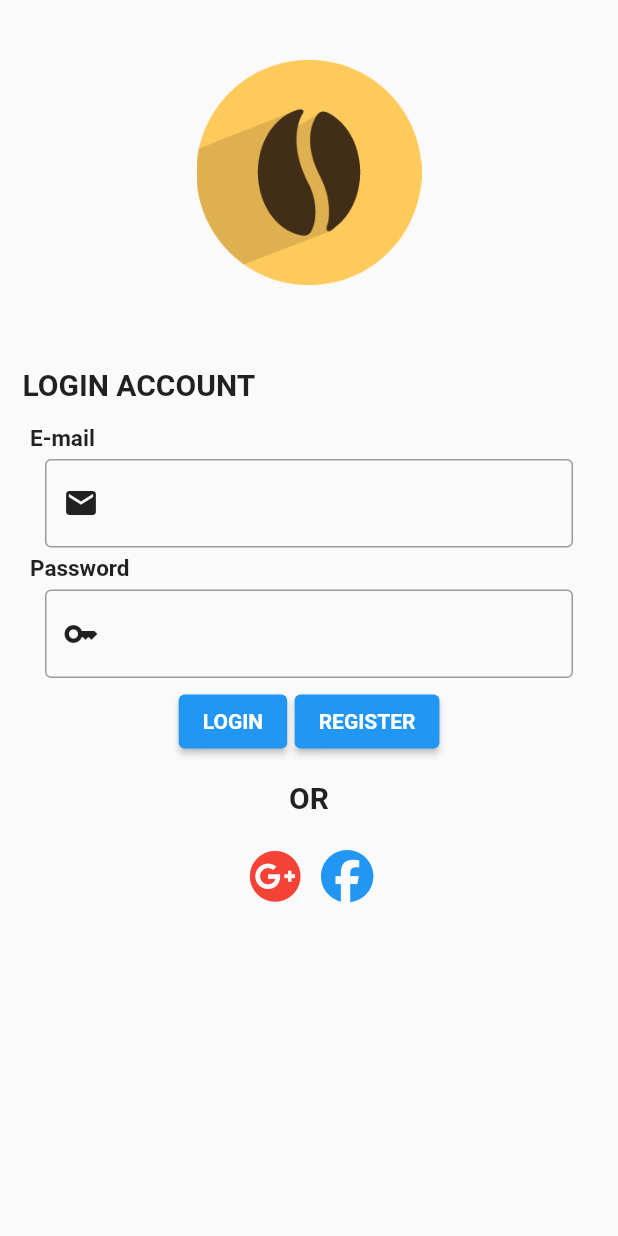
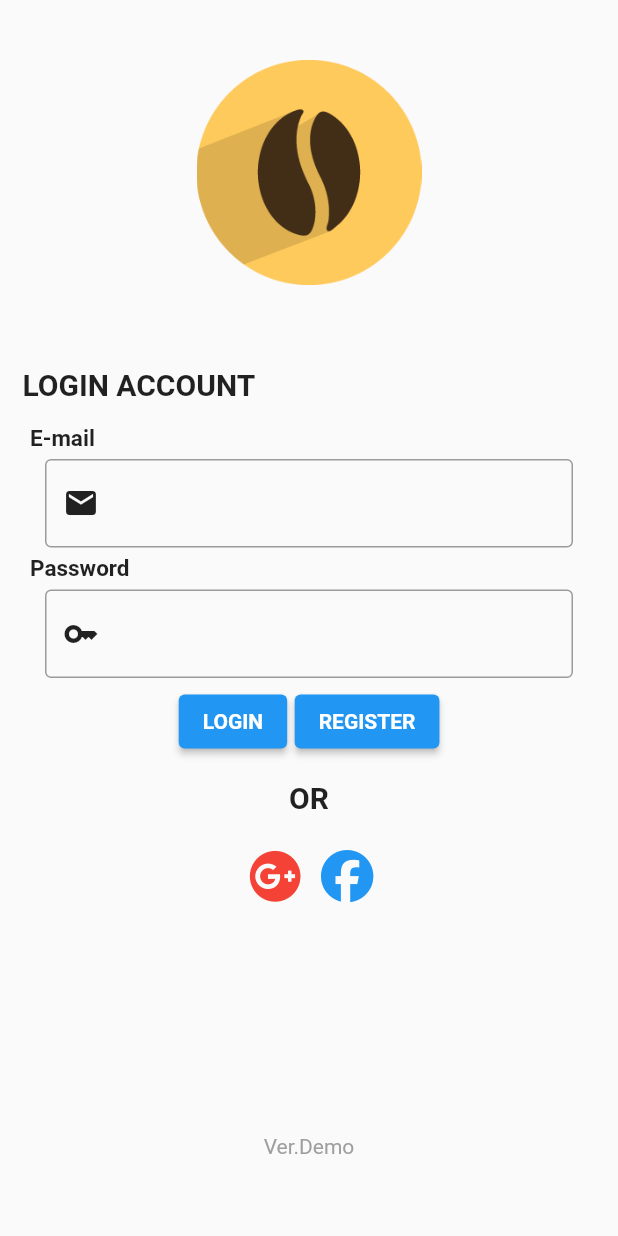
Before and after one commit to Thongek-wpm/flutter_application_demo, a Flutter app: the screen it shows after launch, on a phone screen of 412 x 824 dp. Run offline on Flutter 3.47's test engine with Material 2 defaults, Android fonts, the phone set to English and light mode, and no system bars; our stand-ins replace cloud_firestore, firebase_auth, firebase_core, fluttertoast, font_awesome_flutter, form_field_validator and 2 more; accounts and stored records are empty; Roboto replaces fonts that are missing (k2d.ttf).

Commit message:
Update login_ui.dart

```diff
--- a/lib/screens/login_ui.dart
+++ b/lib/screens/login_ui.dart
@@ -291,6 +291,21 @@ class _LoginUiState extends State<LoginUi> {
                   ],
                 ),
               ),
+              Row(
+                mainAxisAlignment: MainAxisAlignment.center,
+                crossAxisAlignment: CrossAxisAlignment.end,
+                children: [
+                  Padding(
+                    padding: EdgeInsets.all(
+                      150,
+                    ),
+                    child: Text(
+                      'Ver.Demo',
+                      style: TextStyle(color: Colors.grey),
+                    ),
+                  )
+                ],
+              )
             ],
           ),
         ),
```
